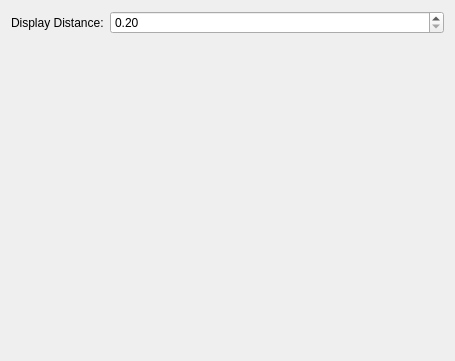
This is kwin/src/kcm/breezydesktopeffectkcm.ui in wheaney/breezy-desktop as Qt 5 draws it before an edit. The edited form follows.
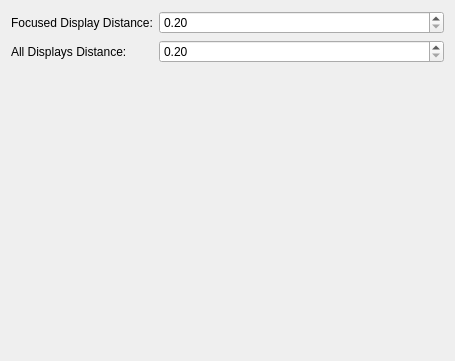
This is the edited form.

What changed in the file:
```diff
--- a/kwin/src/kcm/breezydesktopeffectkcm.ui
+++ b/kwin/src/kcm/breezydesktopeffectkcm.ui
@@ -25,12 +25,32 @@
    <item row="0" column="0">
     <widget class="QLabel" name="labelDisplayDistance">
      <property name="text">
-      <string>Display Distance:</string>
+      <string>Focused Display Distance:</string>
      </property>
     </widget>
    </item>
    <item row="0" column="1">
-    <widget class="QDoubleSpinBox" name="kcfg_DisplayDistance">
+    <widget class="QDoubleSpinBox" name="kcfg_FocusedDisplayDistance">
+     <property name="minimum">
+      <double>0.2</double>
+     </property>
+     <property name="maximum">
+      <double>2.5</double>
+     </property>
+     <property name="singleStep">
+      <double>0.01</double>
+     </property>
+    </widget>
+   </item>
+   <item row="1" column="0">
+    <widget class="QLabel" name="labelAllDisplaysDistance">
+     <property name="text">
+      <string>All Displays Distance:</string>
+     </property>
+    </widget>
+   </item>
+   <item row="1" column="1">
+    <widget class="QDoubleSpinBox" name="kcfg_AllDisplaysDistance">
      <property name="minimum">
       <double>0.2</double>
      </property>
```
Left out of the diff: 2 changed lines with no effect on the pictures.
